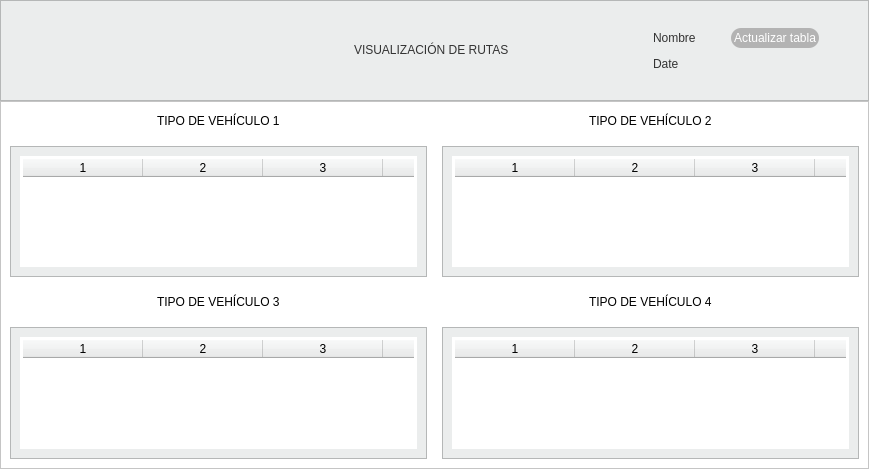
Above: visualization.ui from altitude-solutions/Operador_Radio before the change. Below: the same form after it.
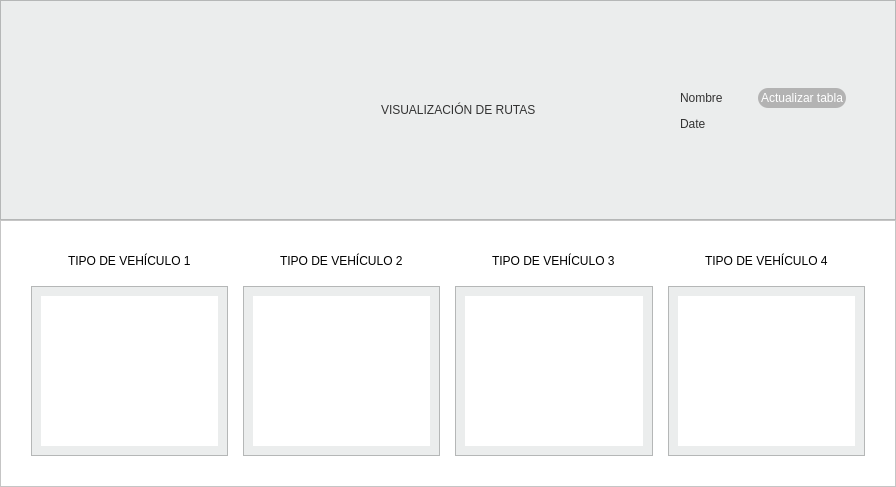
That is the form after the change.

Patch:
```diff
--- a/visualization.ui
+++ b/visualization.ui
@@ -6,8 +6,8 @@
    <rect>
     <x>0</x>
     <y>0</y>
-    <width>869</width>
-    <height>469</height>
+    <width>896</width>
+    <height>487</height>
    </rect>
   </property>
   <property name="windowTitle">
@@ -245,12 +245,22 @@
       <enum>QFrame::Raised</enum>
      </property>
      <layout class="QHBoxLayout" name="horizontalLayout_9">
-      <item>
-       <layout class="QGridLayout" name="gridLayout">
         <property name="spacing">
          <number>15</number>
         </property>
-        <item row="0" column="0">
+      <property name="leftMargin">
+       <number>30</number>
+      </property>
+      <property name="topMargin">
+       <number>30</number>
+      </property>
+      <property name="rightMargin">
+       <number>30</number>
+      </property>
+      <property name="bottomMargin">
+       <number>30</number>
+      </property>
+      <item>
          <layout class="QVBoxLayout" name="verticalLayout">
           <item>
            <layout class="QHBoxLayout" name="horizontalLayout_5">
@@ -331,6 +341,9 @@
                <property name="columnCount">
                 <number>12</number>
                </property>
+             <attribute name="horizontalHeaderVisible">
+              <bool>false</bool>
+             </attribute>
                <attribute name="horizontalHeaderDefaultSectionSize">
                 <number>120</number>
                </attribute>
@@ -356,7 +369,7 @@
           </item>
          </layout>
         </item>
-        <item row="0" column="1">
+      <item>
          <layout class="QVBoxLayout" name="verticalLayout_2">
           <item>
            <layout class="QHBoxLayout" name="horizontalLayout_6">
@@ -437,6 +450,9 @@
                <property name="columnCount">
                 <number>12</number>
                </property>
+             <attribute name="horizontalHeaderVisible">
+              <bool>false</bool>
+             </attribute>
                <attribute name="horizontalHeaderDefaultSectionSize">
                 <number>120</number>
                </attribute>
@@ -462,7 +478,7 @@
           </item>
          </layout>
         </item>
-        <item row="1" column="0">
+      <item>
          <layout class="QVBoxLayout" name="verticalLayout_3">
           <item>
            <layout class="QHBoxLayout" name="horizontalLayout_7">
@@ -543,6 +559,9 @@
                <property name="columnCount">
                 <number>12</number>
                </property>
+             <attribute name="horizontalHeaderVisible">
+              <bool>false</bool>
+             </attribute>
                <attribute name="horizontalHeaderDefaultSectionSize">
                 <number>120</number>
                </attribute>
@@ -568,7 +587,7 @@
           </item>
          </layout>
         </item>
-        <item row="1" column="1">
+      <item>
          <layout class="QVBoxLayout" name="verticalLayout_4">
           <item>
            <layout class="QHBoxLayout" name="horizontalLayout_8">
@@ -649,6 +668,9 @@
                <property name="columnCount">
                 <number>12</number>
                </property>
+             <attribute name="horizontalHeaderVisible">
+              <bool>false</bool>
+             </attribute>
                <attribute name="horizontalHeaderDefaultSectionSize">
                 <number>120</number>
                </attribute>
@@ -675,8 +697,19 @@
          </layout>
         </item>
        </layout>
-      </item>
-     </layout>
+    </widget>
+   </item>
+   <item>
+    <widget class="QFrame" name="frame_7">
+     <property name="styleSheet">
+      <string notr="true">background-color:white;</string>
+     </property>
+     <property name="frameShape">
+      <enum>QFrame::StyledPanel</enum>
+     </property>
+     <property name="frameShadow">
+      <enum>QFrame::Raised</enum>
+     </property>
     </widget>
    </item>
   </layout>
```
Left out of the diff: 72 changed lines with no effect on the pictures. Lines whose indentation alone changed are shown as unchanged.
